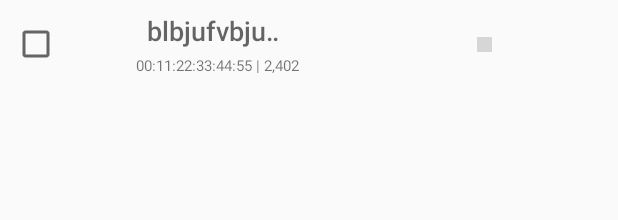
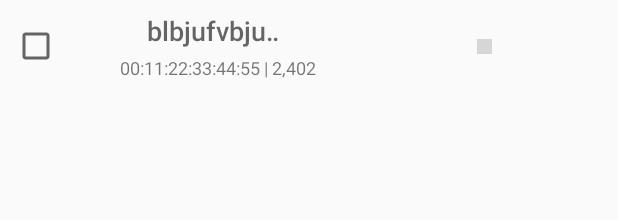
Before and after one commit to Modac/WifiTracker, an Android app: the layout ap_list_item.xml on its own in the app's theme, with its tools: preview values and no code run, on a phone screen of 412 x 824 dp. Shown: the top 220 px of the screen. Run offline under Robolectric (Android 15) with nearby library versions, the phone set to English and light mode, and no system bars; plain views replace GraphView; grey boxes are pictures that could not be loaded.

```diff
--- a/app/src/main/res/layout/ap_list_item.xml
+++ b/app/src/main/res/layout/ap_list_item.xml
@@ -25,7 +25,7 @@
             app:layout_constraintBottom_toBottomOf="parent"
             android:layout_marginBottom="8dp"
             android:textAppearance="@android:style/TextAppearance.DeviceDefault.Small"
-            android:textSize="10sp"
+            android:textSize="12sp"
             android:layout_marginTop="4dp"
             app:layout_constraintVertical_bias="0.0" />
 
```
Also changed, not shown: app/src/main/java/com/modac/wifitracker/logic/ScanBuffer.java (added, +8 -0 lines).
